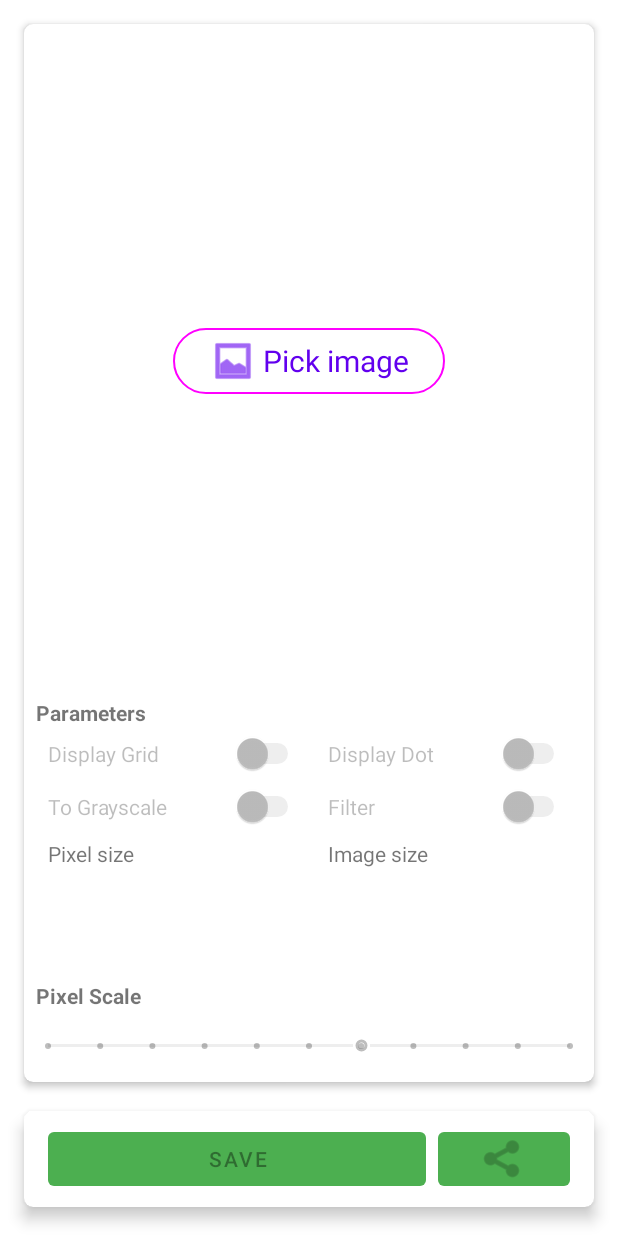
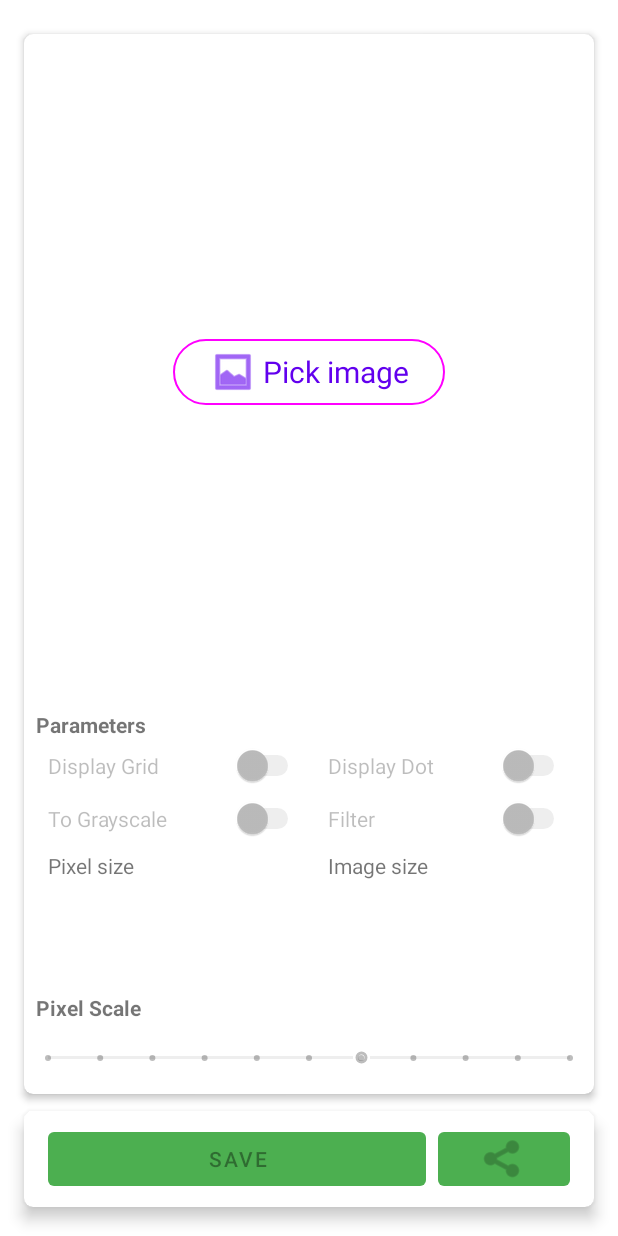
Before and after one commit to DaniilVdovin/Pixeling, an Android app: the screen it shows after launch (MainActivity), on a phone screen of 412 x 824 dp. Run offline under Robolectric (Android 15) with nearby library versions, the phone set to English and light mode, and no system bars; our stand-ins replace AdMob.

Commit message:
google ads

```diff
--- a/app/build.gradle
+++ b/app/build.gradle
@@ -19,7 +19,6 @@ android {
         release {
             minifyEnabled false
             proguardFiles getDefaultProguardFile('proguard-android-optimize.txt'), 'proguard-rules.pro'
-
         }
 
     }
@@ -34,6 +33,7 @@ dependencies {
     implementation 'com.google.android.material:material:1.6.1'
     implementation 'androidx.constraintlayout:constraintlayout:2.1.4'
     implementation 'androidx.gridlayout:gridlayout:1.0.0'
+    implementation 'com.google.android.gms:play-services-ads:21.2.0'
     testImplementation 'junit:junit:4.13.2'
     androidTestImplementation 'androidx.test.ext:junit:1.1.3'
     androidTestImplementation 'androidx.test.espresso:espresso-core:3.4.0'
--- a/app/src/main/AndroidManifest.xml
+++ b/app/src/main/AndroidManifest.xml
@@ -16,6 +16,11 @@
         android:supportsRtl="true"
         android:theme="@style/Theme.PixelIt"
         tools:targetApi="31">
+        <!-- Sample AdMob app ID: ca-app-pub-3940256099942544~3347511713 -->
+        <meta-data
+            android:name="com.google.android.gms.ads.APPLICATION_ID"
+            android:value="ca-app-pub-3688869810838809~2007034164"/>
+
         <activity
             android:name=".colorize.ColorizeActivity"
             android:exported="false" />
--- a/app/src/main/java/com/daniilvdovin/pixelit/Data.java
+++ b/app/src/main/java/com/daniilvdovin/pixelit/Data.java
@@ -20,6 +20,8 @@ public class Data {
     public static boolean _isFilter = false;
     //Scan color by pixels
     public static boolean _isScanColor = false;
+    //Google Ads switch
+    public static boolean _isGoogleAds = true;
     //Debug logs
     public static boolean _isDebug = false;
     //Can crop when load image
--- a/app/src/main/java/com/daniilvdovin/pixelit/MainActivity.java
+++ b/app/src/main/java/com/daniilvdovin/pixelit/MainActivity.java
@@ -7,6 +7,7 @@ import static com.daniilvdovin.pixelit.Data._isFilter;
 import static com.daniilvdovin.pixelit.Data._isGray;
 import static com.daniilvdovin.pixelit.Data._isGrid;
 import static com.daniilvdovin.pixelit.Data._isScanColor;
+import static com.daniilvdovin.pixelit.Data._isGoogleAds;
 import static com.daniilvdovin.pixelit.Data._isDebug;
 import static com.daniilvdovin.pixelit.Data._isCanCrop;
 import static com.daniilvdovin.pixelit.Data.colors;
@@ -49,6 +50,9 @@ import android.widget.Toast;
 
 import com.daniilvdovin.pixelit.colorize.ColorizeActivity;
 import com.daniilvdovin.pixelit.colorize.PixelData;
+import com.google.android.gms.ads.AdRequest;
+import com.google.android.gms.ads.AdSize;
+import com.google.android.gms.ads.AdView;
 
 import java.io.FileNotFoundException;
 import java.io.IOException;
@@ -85,6 +89,15 @@ public class MainActivity extends AppCompatActivity {
         //Init system
         Intent photoPickerIntent = new Intent(Intent.ACTION_PICK);
         photoPickerIntent.setType("image/*");
+
+        //Google Ads
+        if(_isGoogleAds) {
+            AdView mAdView = findViewById(R.id.adView);
+            mAdView.setAdSize(AdSize.FULL_BANNER);
+            mAdView.setAdUnitId("ca-app-pub-3688869810838809/9160148766");
+            AdRequest adRequest = new AdRequest.Builder().build();
+            mAdView.loadAd(adRequest);
+        }
 
         //Init UI
         imageView = findViewById(R.id.imageView);
--- a/app/src/main/res/layout-land/activity_main.xml
+++ b/app/src/main/res/layout-land/activity_main.xml
@@ -4,6 +4,7 @@
     xmlns:tools="http://schemas.android.com/tools"
     android:layout_width="match_parent"
     android:layout_height="match_parent"
+    xmlns:ads="http://schemas.android.com/apk/res-auto"
     tools:context=".MainActivity">
 
     <LinearLayout
@@ -16,7 +17,7 @@
         app:layout_constraintTop_toTopOf="parent">
 
         <androidx.cardview.widget.CardView
-            android:id="@+id/MainFrame"
+            android:id="@+id/ImageFrame"
             android:layout_width="match_parent"
             android:layout_height="match_parent"
             android:layout_weight="1"
@@ -76,6 +77,25 @@
             android:orientation="vertical">
 
             <androidx.cardview.widget.CardView
+                android:id="@+id/AdFrame"
+                android:layout_width="match_parent"
+                android:layout_height="wrap_content"
+                android:layout_weight="0"
+                app:cardCornerRadius="6dp"
+                app:cardElevation="6dp"
+                app:cardPreventCornerOverlap="true"
+                app:cardUseCompatPadding="true">
+
+                <com.google.android.gms.ads.AdView
+                    android:id="@+id/adView"
+                    android:layout_width="match_parent"
+                    android:layout_height="wrap_content"
+                    android:layout_weight="0"
+                    ads:adSize="FULL_BANNER"
+                    ads:adUnitId="ca-app-pub-3688869810838809/9160148766"/>
+            </androidx.cardview.widget.CardView>
+
+            <androidx.cardview.widget.CardView
                 android:id="@+id/MainFrame"
                 android:layout_width="match_parent"
                 android:layout_height="match_parent"
@@ -94,7 +114,7 @@
                         android:id="@+id/sb_pixelRate"
                         style="@style/Widget.AppCompat.SeekBar.Discrete"
                         android:layout_width="0dp"
-                        android:layout_height="48dp"
+                        android:layout_height="40dp"
                         android:max="10"
                         android:progress="6"
                         app:layout_constraintBottom_toBottomOf="parent"
--- a/app/src/main/res/layout/activity_main.xml
+++ b/app/src/main/res/layout/activity_main.xml
@@ -4,23 +4,44 @@
     xmlns:tools="http://schemas.android.com/tools"
     android:layout_width="match_parent"
     android:layout_height="match_parent"
+    xmlns:ads="http://schemas.android.com/apk/res-auto"
     tools:context=".MainActivity">
+
+    <androidx.cardview.widget.CardView
+        android:id="@+id/AdFrame"
+        android:layout_width="match_parent"
+        android:layout_height="wrap_content"
+        android:layout_weight="0"
+        app:cardCornerRadius="6dp"
+        app:cardElevation="6dp"
+        app:cardPreventCornerOverlap="true"
+        app:cardUseCompatPadding="true"
+        app:layout_constraintEnd_toEndOf="parent"
+        app:layout_constraintStart_toStartOf="parent"
+        app:layout_constraintTop_toTopOf="parent">
+
+        <com.google.android.gms.ads.AdView
+            android:id="@+id/adView"
+            android:layout_width="match_parent"
+            android:layout_height="wrap_content"
+            android:layout_weight="0"
+            ads:adSize="FULL_BANNER"
+            ads:adUnitId="ca-app-pub-3688869810838809/9160148766"/>
+    </androidx.cardview.widget.CardView>
 
     <androidx.cardview.widget.CardView
         android:id="@+id/MainFrame"
         android:layout_width="0dp"
         android:layout_height="0dp"
         android:layout_marginStart="16dp"
-        android:layout_marginTop="16dp"
         android:layout_marginEnd="16dp"
-        android:layout_marginBottom="8dp"
         app:cardCornerRadius="6dp"
         app:cardElevation="3dp"
         app:cardPreventCornerOverlap="true"
         app:layout_constraintBottom_toTopOf="@+id/ToolFrame"
         app:layout_constraintEnd_toEndOf="parent"
         app:layout_constraintStart_toStartOf="parent"
-        app:layout_constraintTop_toTopOf="parent">
+        app:layout_constraintTop_toBottomOf="@+id/AdFrame">
 
         <androidx.constraintlayout.widget.ConstraintLayout
             android:layout_width="match_parent"
--- a/app/src/main/res/values/strings.xml
+++ b/app/src/main/res/values/strings.xml
@@ -1,5 +1,5 @@
 <resources>
-    <string name="app_name">Pixelate it now</string>
+    <string name="app_name">Pixelate it</string>
     <string name="d_grid">Display Grid</string>
     <string name="d_dot">Display Dot</string>
     <string name="d_gray">To Grayscale</string>
```
Also changed, not shown: 1 other file.
